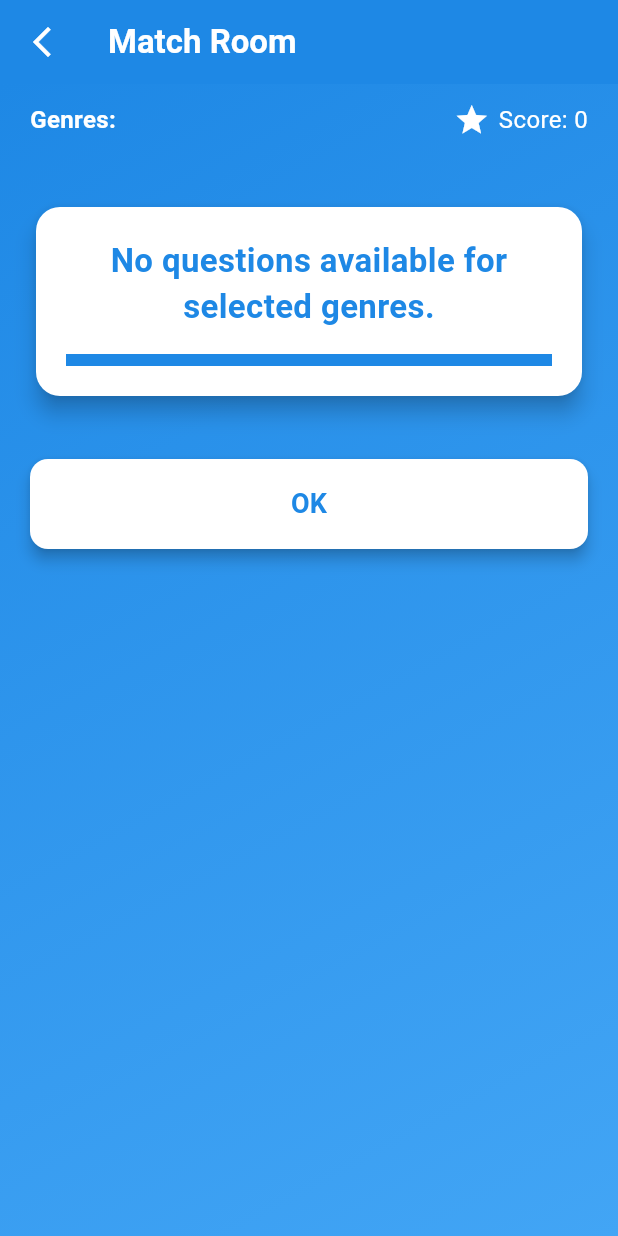
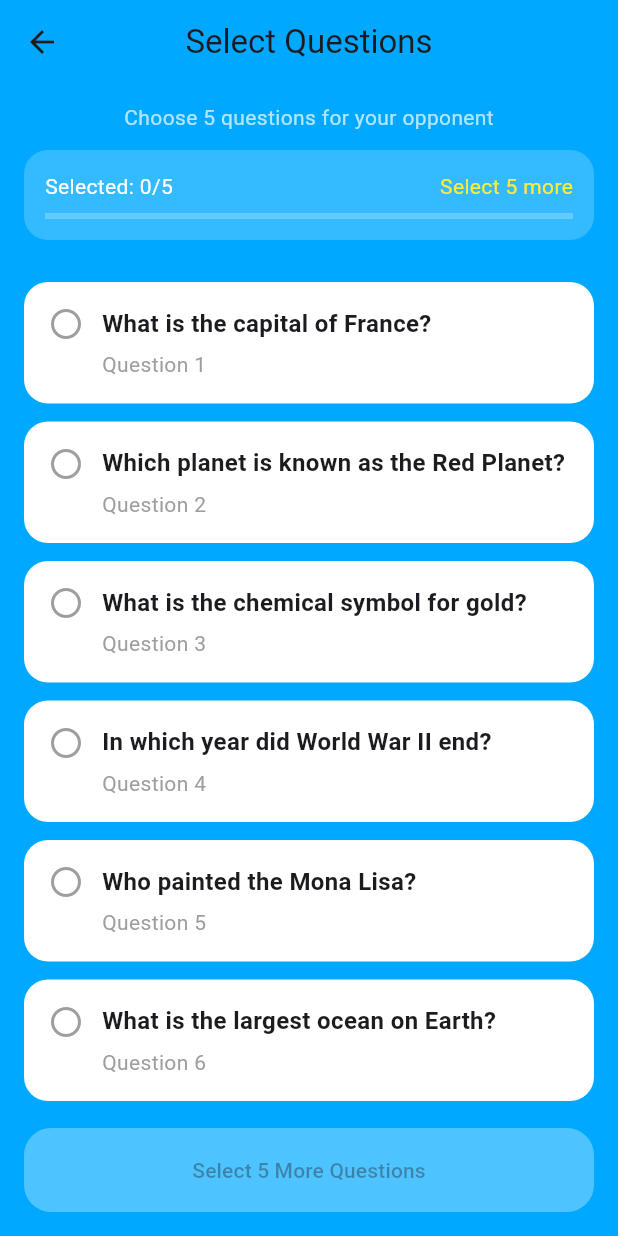
Before and after one commit to saurav-tazz/minor_project_ui, a Flutter app: the HomeScreen screen opened directly with empty values, after a tap on "Quick Match", on a phone screen of 412 x 824 dp. Run offline on Flutter 3.47's test engine with Material 3 defaults, Android fonts, the phone set to English and light mode, and no system bars.

Commit message:
added questionSelection and updated navigation

```diff
--- a/quiz_duel/lib/main.dart
+++ b/quiz_duel/lib/main.dart
@@ -6,7 +6,7 @@ import 'pages/matchroom.dart';
 import 'pages/homescreen.dart';
 import 'pages/profile.dart';
 import 'pages/resultscreen.dart';
-// import 'pages/rough.dart';
+import 'pages/questionSelection.dart';
 
 void main() {
   runApp(const QuizDuel());
@@ -28,7 +28,7 @@ class QuizDuel extends StatelessWidget {
         '/genre': (context) => const GenreScreen(),
 
         // '/home': (context) => const HomeScreen(),
-        // '/rough': (context) => const ResultScreen(),
+        '/questionSelection': (context) => const QuestionSelectionScreen(genres: [],),
       },
       onGenerateRoute: (settings) {
         if (settings.name == '/matchroom') {
@@ -69,9 +69,7 @@ class QuizDuel extends StatelessWidget {
         //   );
         // }
         if (settings.name == '/resultscreen') {
-          return MaterialPageRoute(
-            builder: (context) => const ResultScreen(),
-          );
+          return MaterialPageRoute(builder: (context) => const ResultScreen());
         }
         return null;
       },
--- a/quiz_duel/lib/pages/authentication.dart
+++ b/quiz_duel/lib/pages/authentication.dart
@@ -185,7 +185,7 @@ class _AuthScreenState extends State<AuthScreen> {
               text: "Login",
               onPressed: () {
                 // print('Logged IN');
-                Navigator.pushReplacementNamed(context, '/genre');
+                Navigator.pushReplacementNamed(context, '/genres');
               },
               fontSize: 24,
             )
@@ -284,6 +284,8 @@ class _AuthScreenState extends State<AuthScreen> {
               text: "Register",
               onPressed: () {
                 print('Registered');
+                Navigator.pushReplacementNamed(context, '/genre');
+
               },
               fontSize: 24,
             ),
--- a/quiz_duel/lib/pages/homescreen.dart
+++ b/quiz_duel/lib/pages/homescreen.dart
@@ -72,7 +72,7 @@ class HomeScreen extends StatelessWidget {
               context,
               "Quick Match",
               Icons.flash_on,
-                  () => _navigateTo(context, '/matchroom', genres),
+                  () => _navigateTo(context, '/questionSelection', genres),
             ),
             _buildModeCard(
               context,
--- /dev/null
+++ b/quiz_duel/lib/pages/questionSelection.dart
@@ -0,0 +1,259 @@
+import 'package:flutter/material.dart';
+import 'package:quiz_duel/pages/matchroom.dart';
+
+class QuestionSelectionScreen extends StatefulWidget {
+  final List<String> genres;
+
+  const QuestionSelectionScreen({super.key, required this.genres});
+
+  @override
+  State<QuestionSelectionScreen> createState() =>
+      _QuestionSelectionScreenState();
+}
+
+class _QuestionSelectionScreenState extends State<QuestionSelectionScreen> {
+  static const int maxSelection = 5;
+
+  // Temporary mock questions (later: from backend)
+  final List<Map<String, dynamic>> questions = [
+    {
+      "id": "q1",
+      "text": "What is the capital of France?",
+      "difficulty": "Easy",
+    },
+    {
+      "id": "q2",
+      "text": "Which planet is known as the Red Planet?",
+      "difficulty": "Easy",
+    },
+    {
+      "id": "q3",
+      "text": "What is the chemical symbol for gold?",
+      "difficulty": "Medium",
+    },
+    {
+      "id": "q4",
+      "text": "In which year did World War II end?",
+      "difficulty": "Medium",
+    },
+    {"id": "q5", "text": "Who painted the Mona Lisa?", "difficulty": "Easy"},
+    {
+      "id": "q6",
+      "text": "What is the largest ocean on Earth?",
+      "difficulty": "Easy",
+    },
+    {
+      "id": "q7",
+      "text": "What gas do plants absorb from the atmosphere?",
+      "difficulty": "Easy",
+    },
+    {
+      "id": "q8",
+      "text": "Who developed the theory of relativity?",
+      "difficulty": "Hard",
+    },
+    {
+      "id": "q9",
+      "text": "What is the square root of 256?",
+      "difficulty": "Easy",
+    },
+    {
+      "id": "q10",
+      "text": "Which country hosted the 2016 Olympics?",
+      "difficulty": "Medium",
+    },
+  ];
+
+  final Set<String> selectedIds = {};
+
+  void toggleSelection(String id) {
+    setState(() {
+      if (selectedIds.contains(id)) {
+        selectedIds.remove(id);
+      } else {
+        if (selectedIds.length < maxSelection) {
+          selectedIds.add(id);
+        }
+      }
+    });
+  }
+
+  void submitSelection() {
+    final selectedQuestions = questions
+        .where((q) => selectedIds.contains(q["id"]))
+        .toList();
+
+    // ================= BACKEND INTEGRATION (FUTURE) =================
+    // socket.emit("submitSelectedQuestions", {
+    //   matchId: currentMatchId,
+    //   userId: currentUserId,
+    //   questions: selectedQuestions.map((q) => q["id"]).toList(),
+    // });
+
+    // OR REST API:
+    // await http.post(
+    //   Uri.parse("http://your-server/submit-questions"),
+    //   body: jsonEncode({
+    //     "matchId": currentMatchId,
+    //     "userId": currentUserId,
+    //     "questions": selectedQuestions.map((q) => q["id"]).toList(),
+    //   }),
+    // );
+
+    // For now:
+    Navigator.pushReplacement(
+      context,
+      MaterialPageRoute(builder: (_) => MatchRoomScreen(genres: widget.genres)),
+    );
+  }
+
+  @override
+  Widget build(BuildContext context) {
+    final remaining = maxSelection - selectedIds.length;
+
+    return Scaffold(
+      backgroundColor: const Color(0xFF00A9FF),
+      appBar: AppBar(
+        backgroundColor: Colors.transparent,
+        elevation: 0,
+        title: const Text("Select Questions"),
+        centerTitle: true,
+      ),
+      body: Column(
+        children: [
+          const SizedBox(height: 12),
+
+          // Header
+          const Text(
+            "Choose 5 questions for your opponent",
+            style: TextStyle(color: Colors.white70),
+          ),
+
+          const SizedBox(height: 12),
+
+          // Counter
+          Container(
+            margin: const EdgeInsets.symmetric(horizontal: 16),
+            padding: const EdgeInsets.all(14),
+            decoration: BoxDecoration(
+              color: Colors.white.withOpacity(0.2),
+              borderRadius: BorderRadius.circular(16),
+            ),
+            child: Column(
+              crossAxisAlignment: CrossAxisAlignment.start,
+              children: [
+                Row(
+                  mainAxisAlignment: MainAxisAlignment.spaceBetween,
+                  children: [
+                    Text(
+                      "Selected: ${selectedIds.length}/$maxSelection",
+                      style: const TextStyle(color: Colors.white),
+                    ),
+                    Text(
+                      remaining == 0 ? "Done" : "Select $remaining more",
+                      style: const TextStyle(color: Colors.yellow),
+                    ),
+                  ],
+                ),
+                const SizedBox(height: 8),
+                LinearProgressIndicator(
+                  value: selectedIds.length / maxSelection,
+                  backgroundColor: Colors.white24,
+                  valueColor: const AlwaysStoppedAnimation(Colors.white),
+                ),
+              ],
+            ),
+          ),
+
+          const SizedBox(height: 12),
+
+          // Question List
+          Expanded(
+            child: ListView.builder(
+              padding: const EdgeInsets.all(16),
+              itemCount: questions.length,
+              itemBuilder: (context, index) {
+                final q = questions[index];
+                final isSelected = selectedIds.contains(q["id"]);
+
+                return GestureDetector(
+                  onTap: () => toggleSelection(q["id"]),
+                  child: Container(
+                    margin: const EdgeInsets.only(bottom: 12),
+                    padding: const EdgeInsets.all(14),
+                    decoration: BoxDecoration(
+                      color: Colors.white,
+                      borderRadius: BorderRadius.circular(16),
+                      border: Border.all(
+                        color: isSelected ? Colors.blue : Colors.transparent,
+                        width: 2,
+                      ),
+                    ),
+                    child: Row(
+                      crossAxisAlignment: CrossAxisAlignment.start,
+                      children: [
+                        Icon(
+                          isSelected
+                              ? Icons.radio_button_checked
+                              : Icons.radio_button_off,
+                          color: isSelected ? Colors.blue : Colors.grey,
+                        ),
+                        const SizedBox(width: 12),
+                        Expanded(
+                          child: Column(
+                            crossAxisAlignment: CrossAxisAlignment.start,
+                            children: [
+                              Text(
+                                q["text"],
+                                style: const TextStyle(
+                                  fontSize: 16,
+                                  fontWeight: FontWeight.w600,
+                                ),
+                              ),
+                              const SizedBox(height: 6),
+                              Text(
+                                "Question ${index + 1}",
+                                style: const TextStyle(color: Colors.grey),
+                              ),
+                            ],
+                          ),
+                        ),
+                      ],
+                    ),
+                  ),
+                );
+              },
+            ),
+          ),
+
+          // Submit Button
+          Padding(
+            padding: const EdgeInsets.all(16),
+            child: SizedBox(
+              width: double.infinity,
+              height: 56,
+              child: ElevatedButton(
+                onPressed: selectedIds.length == maxSelection
+                    ? submitSelection
+                    : null,
+                style: ElevatedButton.styleFrom(
+                  backgroundColor: Colors.white,
+                  foregroundColor: Colors.blue,
+                  disabledBackgroundColor: Colors.white30,
+                  shape: RoundedRectangleBorder(
+                    borderRadius: BorderRadius.circular(18),
+                  ),
+                ),
+                child: Text(
+                  selectedIds.length == maxSelection
+                      ? "Submit Questions"
+                      : "Select $remaining More Questions",
+                ),
+              ),
+            ),
+          ),
+        ],
+      ),
+    );
+  }
+}
```
